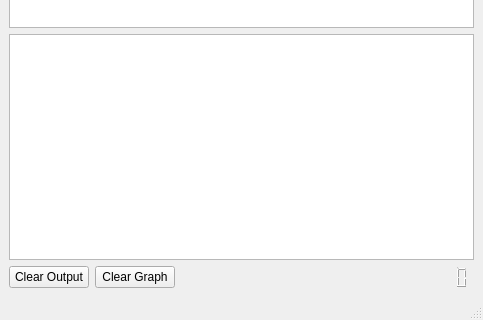
cdit-ma/SEM, file mainwindow.ui: the form before one commit; both pictures show x 0 to 483 and y 227 to 547 of the 483 by 547 pixel window.
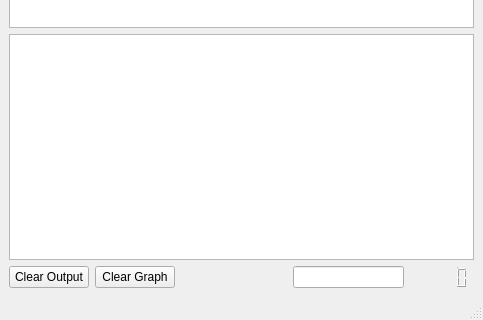
The form after the commit.

What changed in the file:
```diff
--- a/mainwindow.ui
+++ b/mainwindow.ui
@@ -52,6 +52,9 @@
           </property>
          </spacer>
         </item>
+        <item>
+         <widget class="QLineEdit" name="lineEdit"/>
+        </item>
         <item>
          <widget class="QLCDNumber" name="componentCount">
           <property name="autoFillBackground">
```
